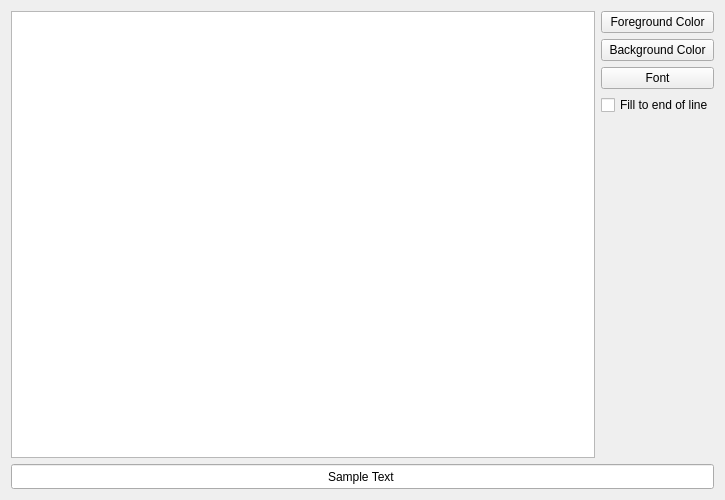
First picture: the form in Qitom/ui/widgetPropEditorStyles.ui, repository itom-project/itom, before the edit.
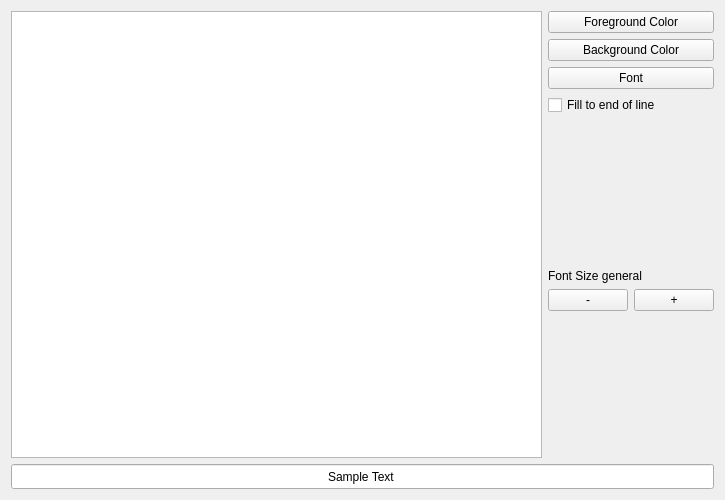
Second picture: the form after the edit.

Commit message: added font size function

```diff
--- a/Qitom/ui/widgetPropEditorStyles.ui
+++ b/Qitom/ui/widgetPropEditorStyles.ui
@@ -13,13 +13,11 @@
   <property name="windowTitle">
    <string>Form</string>
   </property>
-  <layout class="QVBoxLayout" name="verticalLayout_2">
-   <item>
-    <layout class="QHBoxLayout" name="horizontalLayout">
-     <item>
+  <layout class="QGridLayout" name="gridLayout">
+   <item row="0" column="0">
       <widget class="QListWidget" name="listWidget"/>
      </item>
-     <item>
+   <item row="0" column="1">
       <layout class="QVBoxLayout" name="verticalLayout">
        <item>
         <widget class="QPushButton" name="btnForegroundColor">
@@ -75,16 +73,64 @@
          <property name="sizeHint" stdset="0">
           <size>
            <width>20</width>
-           <height>40</height>
+         <height>140</height>
           </size>
          </property>
         </spacer>
        </item>
-      </layout>
+     <item>
+      <widget class="QLabel" name="labelFontSize">
+       <property name="text">
+        <string>Font Size general</string>
+       </property>
+      </widget>
      </item>
+     <item>
+      <layout class="QHBoxLayout" name="horizontalLayout">
+       <item>
+        <widget class="QPushButton" name="btnFontSizeDec">
+         <property name="sizePolicy">
+          <sizepolicy hsizetype="Preferred" vsizetype="Fixed">
+           <horstretch>0</horstretch>
+           <verstretch>0</verstretch>
+          </sizepolicy>
+         </property>
+         <property name="text">
+          <string>-</string>
+         </property>
+        </widget>
+       </item>
+       <item>
+        <widget class="QPushButton" name="btnFontSizeInc">
+         <property name="sizePolicy">
+          <sizepolicy hsizetype="Preferred" vsizetype="Fixed">
+           <horstretch>0</horstretch>
+           <verstretch>0</verstretch>
+          </sizepolicy>
+         </property>
+         <property name="text">
+          <string>+</string>
+         </property>
+        </widget>
+       </item>
     </layout>
    </item>
    <item>
+      <spacer name="verticalSpacer_2">
+       <property name="orientation">
+        <enum>Qt::Vertical</enum>
+       </property>
+       <property name="sizeHint" stdset="0">
+        <size>
+         <width>20</width>
+         <height>140</height>
+        </size>
+       </property>
+      </spacer>
+     </item>
+    </layout>
+   </item>
+   <item row="1" column="0" colspan="2">
     <widget class="QLineEdit" name="lblSampleText">
      <property name="sizePolicy">
       <sizepolicy hsizetype="Expanding" vsizetype="Preferred">
```
Lines whose indentation alone changed are shown as unchanged. The commit also changes 2 other files.
